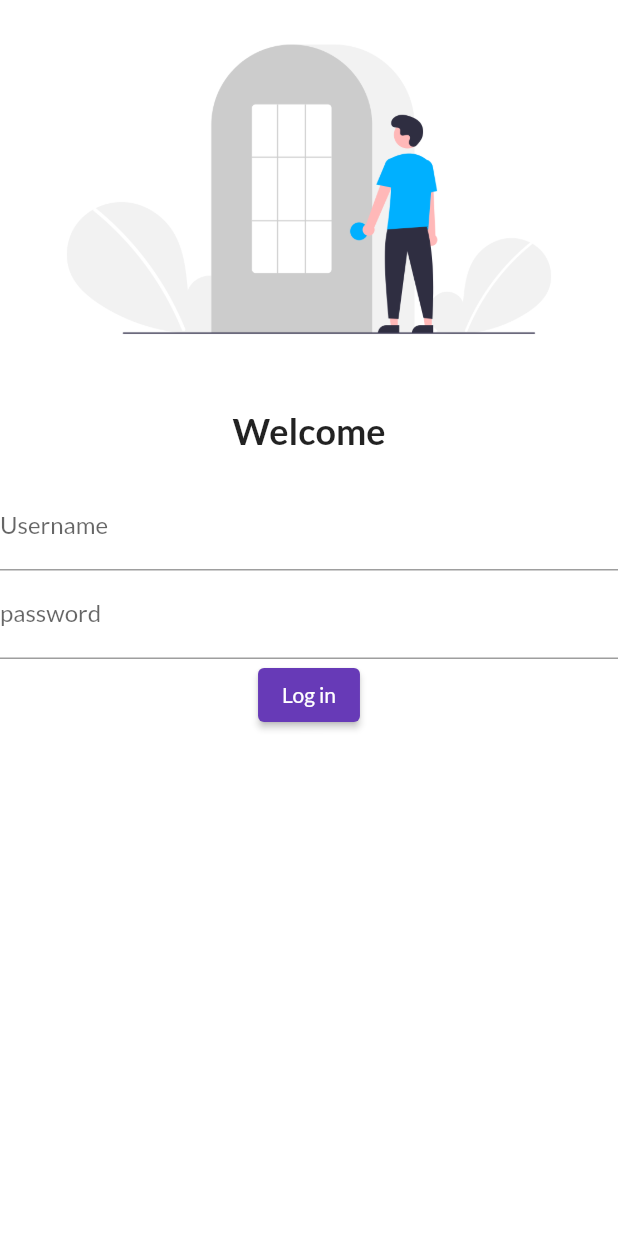
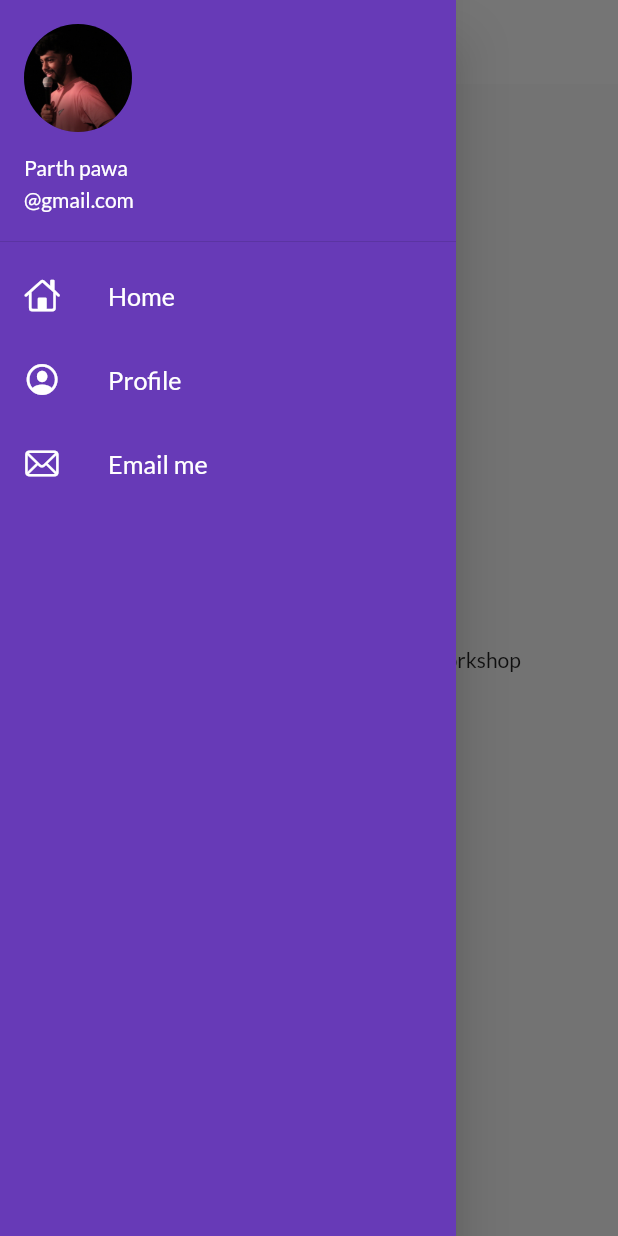
Before and after one commit to parthpawa1806/ecommerce-catalog-app-, a Flutter app: the screen it shows after launch, with the side drawer open (before the commit the screen has no drawer), on a phone screen of 412 x 824 dp. Run offline on Flutter 3.47's test engine with Material 2 defaults, Android fonts, the phone set to English and light mode, and no system bars; our stand-ins replace google_fonts, matcher.

Commit message:
theme completed

```diff
--- a/lib/main.dart
+++ b/lib/main.dart
@@ -1,5 +1,6 @@
 import 'package:flutter/material.dart';
 import 'package:flutter_catalog/rotes.dart';
+import 'package:flutter_catalog/widgets/themes.dart';
 import 'package:google_fonts/google_fonts.dart';
 import 'screens/loginpage.dart';
 import 'screens/home_page.dart';
@@ -14,14 +15,10 @@ class MyApp extends StatelessWidget {
   Widget build(BuildContext context) {
     return MaterialApp(
       themeMode: ThemeMode.light,
-      theme: ThemeData(
-          primarySwatch: Colors.deepPurple,
-          fontFamily: GoogleFonts.lato().fontFamily,
-          primaryTextTheme: GoogleFonts.latoTextTheme()),
-      darkTheme: ThemeData(
-        brightness: Brightness.dark,
-      ),
-      // initialRoute: "/home",
+      theme: MyTheme.lightTheme(context) ,
+      darkTheme: MyTheme.darkTheme(context),
+      debugShowCheckedModeBanner: false,
+       initialRoute: MyRoutes.homeRoute,
       routes: {
         "/": (context) => LoginPage(),
         MyRoutes.homeRoute: (context) => homepage(),
--- a/lib/screens/home_page.dart
+++ b/lib/screens/home_page.dart
@@ -1,4 +1,5 @@
 import 'package:flutter/material.dart';
+import 'package:flutter_catalog/widgets/drawer.dart';
 
 class homepage extends StatelessWidget {
   final int days = 30;
@@ -13,7 +14,7 @@ class homepage extends StatelessWidget {
         child: Text("welcome to the app made in $days days workshop"),
       ),
     ),
-    drawer: Drawer(),
+    drawer: MyDrawer(),
     );
   }
 }
--- /dev/null
+++ b/lib/widgets/drawer.dart
@@ -0,0 +1,70 @@
+import 'package:flutter/cupertino.dart';
+import 'package:flutter/material.dart';
+
+class MyDrawer extends StatelessWidget {
+  @override
+  Widget build(BuildContext context) {
+   // final imageUrl =
+      // "file:///C:/Users/Admin/Downloads/dpphoto.webp";
+    return Drawer(
+      child: Container(
+        color: Colors.deepPurple,
+        child: ListView(
+          padding: EdgeInsets.zero,
+          children: [
+            DrawerHeader(
+              padding: EdgeInsets.zero,
+              child: UserAccountsDrawerHeader(
+                margin: EdgeInsets.zero,
+                accountName: Text("Parth pawa"),
+                accountEmail: Text("@gmail.com"),
+                currentAccountPicture: CircleAvatar(
+                  backgroundImage: AssetImage( "assets/images/111.PNG"),
+                ),
+              ),
+            ),
+            ListTile(
+              leading: Icon(
+                CupertinoIcons.home,
+                color: Colors.white,
+              ),
+              title: Text(
+                "Home",
+                textScaleFactor: 1.2,
+                style: TextStyle(
+                  color: Colors.white,
+                ),
+              ),
+            ),
+            ListTile(
+              leading: Icon(
+                CupertinoIcons.profile_circled,
+                color: Colors.white,
+              ),
+              title: Text(
+                "Profile",
+                textScaleFactor: 1.2,
+                style: TextStyle(
+                  color: Colors.white,
+                ),
+              ),
+            ),
+            ListTile(
+              leading: Icon(
+                CupertinoIcons.mail,
+                color: Colors.white,
+              ),
+              title: Text(
+                "Email me",
+                textScaleFactor: 1.2,
+                style: TextStyle(
+                  color: Colors.white,
+                ),
+              ),
+            )
+          ],
+        ),
+      ),
+    );
+  }
+}
--- /dev/null
+++ b/lib/widgets/themes.dart
@@ -0,0 +1,18 @@
+import 'package:flutter/material.dart';
+import 'package:google_fonts/google_fonts.dart';
+
+class MyTheme {
+  static ThemeData lightTheme(BuildContext context) => ThemeData(
+      primarySwatch: Colors.deepPurple,
+      fontFamily: GoogleFonts.lato().fontFamily,
+      appBarTheme: AppBarTheme(
+        color: Colors.white,
+        elevation: 0.0,
+        iconTheme: IconThemeData(color: Colors.black),
+        textTheme: Theme.of(context).textTheme,
+      ));
+
+  static ThemeData darkTheme(BuildContext context) => ThemeData(
+        brightness: Brightness.dark,
+      );
+}
```
Also changed, not shown: lib/screens/loginpage.dart (+76 -14 lines), assets/images/111.PNG (added).
